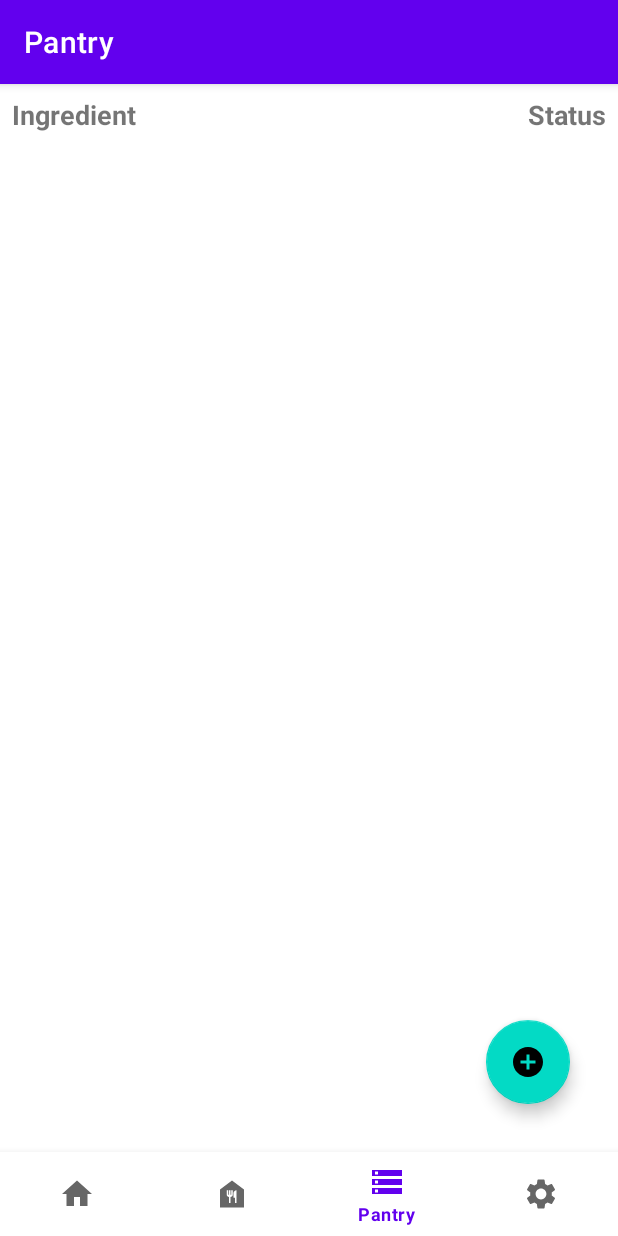
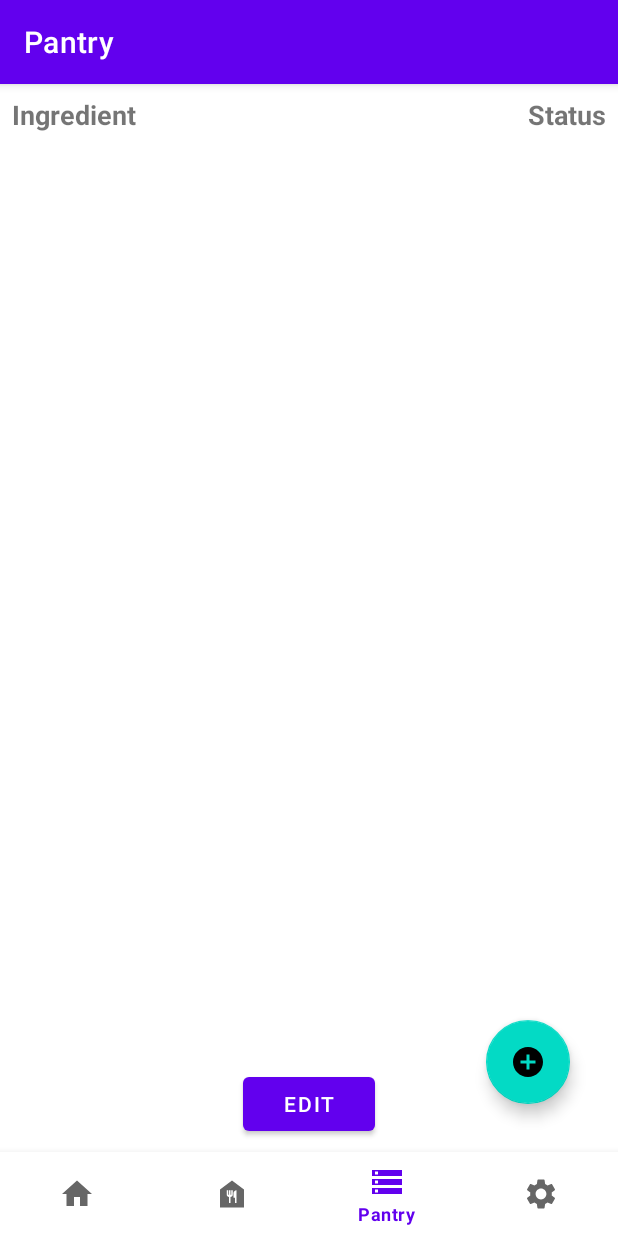
Before and after one commit to czhang83/comp371_meal_planner_final, an Android app: the PantryFragment screen opened through its navigation route, on a phone screen of 412 x 824 dp. Run offline under Robolectric (Android 15) with nearby library versions, the phone set to English and light mode, and no system bars; our stand-ins replace navigation-ui.

Commit message:
can delete and update pantry, delete dish.

```diff
--- a/app/src/main/java/com/example/mealplanner/database/AppDatabase.java
+++ b/app/src/main/java/com/example/mealplanner/database/AppDatabase.java
@@ -20,7 +20,7 @@ public abstract class AppDatabase extends RoomDatabase {
 
     private static volatile AppDatabase INSTANCE;
     private static final int NUMBER_OF_THREADS = 4;
-    static final ExecutorService databaseWriteExecutor =
+    public static final ExecutorService databaseWriteExecutor =
             Executors.newFixedThreadPool(NUMBER_OF_THREADS);
 
     static AppDatabase getDatabase(final Context context) {
--- a/app/src/main/java/com/example/mealplanner/database/DishDAO.java
+++ b/app/src/main/java/com/example/mealplanner/database/DishDAO.java
@@ -35,8 +35,8 @@ public interface DishDAO {
     @Insert(onConflict = OnConflictStrategy.IGNORE)
     void insertAllDishes(Dish... dishes);
 
-    @Delete
-    void deleteDish(Dish dish);
+    @Query("DELETE FROM dishes_table WHERE dish_name LIKE :name")
+    void deleteDish(String name);
 
 
 
--- a/app/src/main/java/com/example/mealplanner/database/DishIngredientDAO.java
+++ b/app/src/main/java/com/example/mealplanner/database/DishIngredientDAO.java
@@ -12,7 +12,7 @@ import androidx.room.Query;
 @Dao
 public interface DishIngredientDAO {
     // ofr ingredients not in ingredient_table, status is null
-    @Query("SELECT ingredient, status FROM dish_ingredient LEFT OUTER JOIN ingredient_table WHERE :name LIKE dish_name")
+    @Query("SELECT dish_ingredient.ingredient, status FROM dish_ingredient LEFT OUTER JOIN ingredient_table WHERE :name LIKE dish_name")
     LiveData<List<Ingredient>> getDishIngredients(String name);
 
     @Insert(onConflict = OnConflictStrategy.IGNORE)
--- a/app/src/main/java/com/example/mealplanner/database/IngredientDAO.java
+++ b/app/src/main/java/com/example/mealplanner/database/IngredientDAO.java
@@ -20,6 +20,14 @@ public interface IngredientDAO {
     @Insert(onConflict = OnConflictStrategy.IGNORE)
     void insertIngredient(Ingredient... ingredients);
 
-    @Delete
-    void deleteIngredient(Ingredient ingredient);
+    @Query("DELETE FROM ingredient_table WHERE ingredient LIKE :ingredient")
+    void deleteIngredient(String ingredient);
+
+    @Query("UPDATE ingredient_table SET status=:status WHERE ingredient LIKE :ingredient")
+    void updateStatusByIngredient(String ingredient, String status);
+
+
+    // check no duplicate newName beforehand
+    @Query("UPDATE ingredient_table SET ingredient=:newName WHERE ingredient LIKE :ingredient")
+    void updateIngredientName(String ingredient, String newName);
 }
--- a/app/src/main/java/com/example/mealplanner/fragments/PantryFragment.java
+++ b/app/src/main/java/com/example/mealplanner/fragments/PantryFragment.java
@@ -5,6 +5,7 @@ import android.os.Bundle;
 import android.view.LayoutInflater;
 import android.view.View;
 import android.view.ViewGroup;
+import android.widget.Button;
 import android.widget.TextView;
 
 import androidx.annotation.NonNull;
@@ -20,14 +21,19 @@ import com.example.mealplanner.AddDishActivity;
 import com.example.mealplanner.AddIngredientActivity;
 import com.example.mealplanner.R;
 import com.example.mealplanner.database.AppViewModel;
+import com.example.mealplanner.database.Ingredient;
 import com.example.mealplanner.recyclerview.IngredientAdapter;
+import com.example.mealplanner.recyclerview.IngredientEditAdapter;
 import com.google.android.material.floatingactionbutton.FloatingActionButton;
+
+import java.util.Map;
 
 public class PantryFragment extends Fragment {
 
     private AppViewModel appViewModel;
     public FloatingActionButton floatingActionButtonAddIngredient;
     public RecyclerView recyclerView_ingredient;
+    public Button button_edit_ingredient;
 
     public View onCreateView(@NonNull LayoutInflater inflater,
                              ViewGroup container, Bundle savedInstanceState) {
@@ -36,6 +42,7 @@ public class PantryFragment extends Fragment {
 
         floatingActionButtonAddIngredient = root.findViewById(R.id.floatingActionButton_add_ingredient);
         recyclerView_ingredient = root.findViewById(R.id.recyclerView_ingredient);
+        button_edit_ingredient = root.findViewById(R.id.button_edit_ingredient);
 
         // create recycler adapter
         IngredientAdapter adapter = new IngredientAdapter(appViewModel.getAllIngredients().getValue());
@@ -46,17 +53,37 @@ public class PantryFragment extends Fragment {
                 root.getContext(), DividerItemDecoration.VERTICAL);
         recyclerView_ingredient.addItemDecoration(itemDecoration);
 
-        appViewModel.getAllIngredients().observe(getViewLifecycleOwner(), ingredients -> {
-            adapter.updateIngredients(ingredients);
+        appViewModel.getAllIngredients().observe(getViewLifecycleOwner(), adapter::updateIngredients);
+
+        floatingActionButtonAddIngredient.setOnClickListener(view -> {
+            Intent intent = new Intent(root.getContext(), AddIngredientActivity.class);
+            PantryFragment.this.startActivity(intent);
         });
 
-        floatingActionButtonAddIngredient.setOnClickListener(new View.OnClickListener() {
-            @Override
-            public void onClick(View view) {
-                Intent intent = new Intent(root.getContext(), AddIngredientActivity.class);
-                startActivity(intent);
-            }
-        });
+        button_edit_ingredient.setOnClickListener(this::onClickEdit);
+
         return root;
     }
+
+    public void onClickEdit(View view){
+        // create recycler adapter
+        IngredientEditAdapter adapter = new IngredientEditAdapter(appViewModel.getAllIngredients().getValue());
+        recyclerView_ingredient.setAdapter(adapter);
+
+        appViewModel.getAllIngredients().observe(getViewLifecycleOwner(), adapter::updateIngredients);
+        button_edit_ingredient.setText(R.string.button_save);
+        button_edit_ingredient.setOnClickListener(this::onClickSave);
+    }
+
+    public void onClickSave(View view){
+        ((IngredientEditAdapter)recyclerView_ingredient.getAdapter()).updateDatabase();
+
+        IngredientAdapter adapter = new IngredientAdapter(appViewModel.getAllIngredients().getValue());
+        recyclerView_ingredient.setAdapter(adapter);
+
+        appViewModel.getAllIngredients().observe(getViewLifecycleOwner(), adapter::updateIngredients);
+
+        button_edit_ingredient.setText(R.string.button_edit);
+        button_edit_ingredient.setOnClickListener(this::onClickEdit);
+    }
 }
--- a/app/src/main/res/layout/fragment_pantry.xml
+++ b/app/src/main/res/layout/fragment_pantry.xml
@@ -15,13 +15,15 @@
         android:clickable="true"
         android:src="@drawable/ic_add_circle"
         app:layout_constraintBottom_toBottomOf="parent"
-        app:layout_constraintEnd_toEndOf="parent" />
+        app:layout_constraintEnd_toEndOf="parent"
+        android:focusable="true" />
 
     <androidx.recyclerview.widget.RecyclerView
         android:id="@+id/recyclerView_ingredient"
         android:layout_width="match_parent"
         android:layout_height="0dp"
-        app:layout_constraintBottom_toBottomOf="parent"
+        android:layout_marginBottom="8dp"
+        app:layout_constraintBottom_toTopOf="@+id/button_edit_ingredient"
         app:layout_constraintEnd_toEndOf="parent"
         app:layout_constraintStart_toStartOf="parent"
         app:layout_constraintTop_toBottomOf="@+id/constraintLayout" />
@@ -62,4 +64,16 @@
             app:layout_constraintEnd_toEndOf="parent"
             app:layout_constraintTop_toTopOf="parent" />
     </androidx.constraintlayout.widget.ConstraintLayout>
+
+    <Button
+        android:id="@+id/button_edit_ingredient"
+        android:layout_width="wrap_content"
+        android:layout_height="wrap_content"
+        android:layout_marginStart="8dp"
+        android:layout_marginEnd="8dp"
+        android:layout_marginBottom="8dp"
+        android:text="@string/button_edit"
+        app:layout_constraintBottom_toBottomOf="parent"
+        app:layout_constraintEnd_toEndOf="parent"
+        app:layout_constraintStart_toStartOf="parent" />
 </androidx.constraintlayout.widget.ConstraintLayout>
--- a/app/src/main/res/values/strings.xml
+++ b/app/src/main/res/values/strings.xml
@@ -17,6 +17,10 @@
     <string name="no_ingredient_name">Please enter an ingredient name</string>
     <string name="no_dish_name">Please enter an dish name</string>
     <string name="no_dish_type">Please select at least one dish type</string>
+
+    <string name="button_delete">Delete</string>
+    <string name="button_edit">Edit</string>
+    <string name="button_save">Save</string>
 
     <string name="ingredient_name">Ingredient name</string>
     <string name="dish_name">Dish name</string>
```
Also changed, not shown: app/src/main/java/com/example/mealplanner/DishDetailActivity.java (+18 -6 lines), app/src/main/java/com/example/mealplanner/database/AppRepository.java (+15 -9 lines), app/src/main/java/com/example/mealplanner/database/AppViewModel.java (+12 -0 lines), app/src/main/java/com/example/mealplanner/recyclerview/IngredientEditAdapter.java (added, +140 -0 lines), app/src/main/res/drawable/ic_off.xml (added, +10 -0 lines), app/src/main/res/layout/activity_dish_detail.xml (+26 -1 lines), app/src/main/res/layout/item_ingredient_edit.xml (added, +44 -0 lines), 1 other file.
